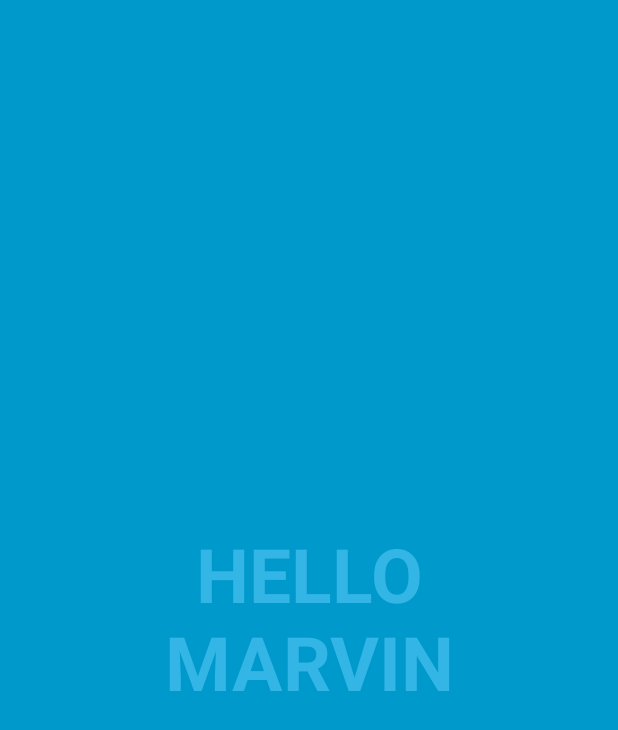
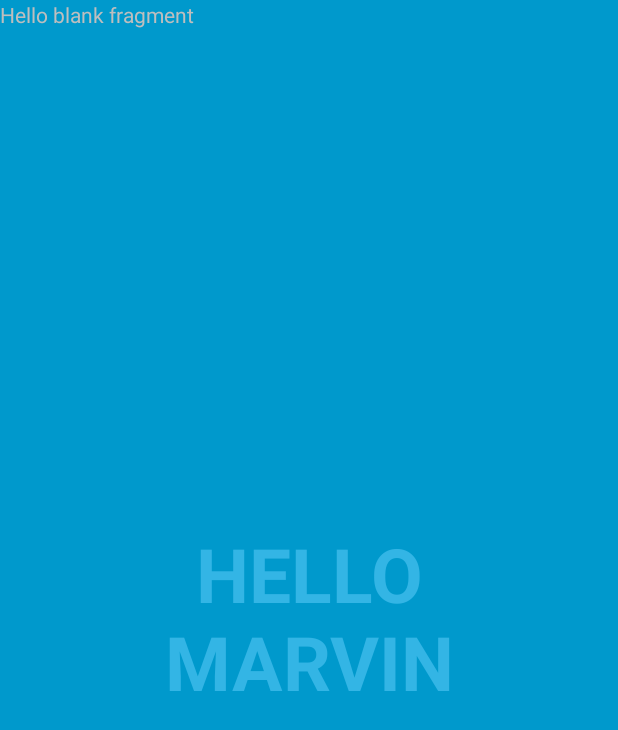
Before and after one commit to jqyu/Marvin, an Android app: the screen it shows after launch (MainActivity), on a phone screen of 412 x 824 dp. Shown: the top 730 px of the screen. Run offline under Robolectric (Android 15) with nearby library versions, the phone set to English and light mode, and no system bars.

Commit message:
hello friends

```diff
--- /dev/null
+++ b/app/src/main/java/whatever/marvin/CameraFragment.java
@@ -0,0 +1,109 @@
+package whatever.marvin;
+
+import android.app.Activity;
+import android.net.Uri;
+import android.os.Bundle;
+import android.app.Fragment;
+import android.view.LayoutInflater;
+import android.view.View;
+import android.view.ViewGroup;
+
+
+/**
+ * A simple {@link Fragment} subclass.
+ * Activities that contain this fragment must implement the
+ * {@link CameraFragment.OnFragmentInteractionListener} interface
+ * to handle interaction events.
+ * Use the {@link CameraFragment#newInstance} factory method to
+ * create an instance of this fragment.
+ */
+public class CameraFragment extends Fragment {
+    // TODO: Rename parameter arguments, choose names that match
+    // the fragment initialization parameters, e.g. ARG_ITEM_NUMBER
+    // private static final String ARG_PARAM1 = "param1";
+    // private static final String ARG_PARAM2 = "param2";
+
+    // TODO: Rename and change types of parameters
+    // private String mParam1;
+    // private String mParam2;
+
+    private OnFragmentInteractionListener mListener;
+
+    /**
+     * Use this factory method to create a new instance of
+     * this fragment using the provided parameters.
+     *
+     * @param param1 Parameter 1.
+     * @param param2 Parameter 2.
+     * @return A new instance of fragment CameraFragment.
+     */
+    // TODO: Rename and change types and number of parameters
+    public static CameraFragment newInstance() {
+        CameraFragment fragment = new CameraFragment();
+        Bundle args = new Bundle();
+        //args.putString(ARG_PARAM1, param1);
+        //args.putString(ARG_PARAM2, param2);
+        fragment.setArguments(args);
+        return fragment;
+    }
+
+    public CameraFragment() {
+        // Required empty public constructor
+    }
+
+    @Override
+    public void onCreate(Bundle savedInstanceState) {
+        super.onCreate(savedInstanceState);
+        if (getArguments() != null) {
+            // mParam1 = getArguments().getString(ARG_PARAM1);
+            // mParam2 = getArguments().getString(ARG_PARAM2);
+        }
+    }
+
+    @Override
+    public View onCreateView(LayoutInflater inflater, ViewGroup container,
+                             Bundle savedInstanceState) {
+        // Inflate the layout for this fragment
+        return inflater.inflate(R.layout.fragment_camera, container, false);
+    }
+
+    // TODO: Rename method, update argument and hook method into UI event
+    public void onButtonPressed(Uri uri) {
+        if (mListener != null) {
+            mListener.onFragmentInteraction(uri);
+        }
+    }
+
+    @Override
+    public void onAttach(Activity activity) {
+        super.onAttach(activity);
+        try {
+            mListener = (OnFragmentInteractionListener) activity;
+        } catch (ClassCastException e) {
+            throw new ClassCastException(activity.toString()
+                    + " must implement OnFragmentInteractionListener");
+        }
+    }
+
+    @Override
+    public void onDetach() {
+        super.onDetach();
+        mListener = null;
+    }
+
+    /**
+     * This interface must be implemented by activities that contain this
+     * fragment to allow an interaction in this fragment to be communicated
+     * to the activity and potentially other fragments contained in that
+     * activity.
+     * <p/>
+     * See the Android Training lesson <a href=
+     * "http://developer.android.com/training/basics/fragments/communicating.html"
+     * >Communicating with Other Fragments</a> for more information.
+     */
+    public interface OnFragmentInteractionListener {
+        // TODO: Update argument type and name
+        public void onFragmentInteraction(Uri uri);
+    }
+
+}
--- a/app/src/main/java/whatever/marvin/MainActivity.java
+++ b/app/src/main/java/whatever/marvin/MainActivity.java
@@ -1,13 +1,14 @@
 package whatever.marvin;
 
+import android.app.Activity;
 import android.content.Context;
-import android.app.Activity;
 import android.os.Bundle;
 import android.os.Vibrator;
+import android.net.Uri;
 import android.view.Window;
 import android.view.WindowManager;
 
-public class MainActivity extends Activity {
+public class MainActivity extends Activity implements CameraFragment.OnFragmentInteractionListener {
 
     Vibrator v;
     long[] vPattern = {0, 1000, 200};
@@ -24,8 +25,18 @@ public class MainActivity extends Activity {
 
         setContentView(R.layout.activity_main);
 
+        if (null == savedInstanceState) {
+            getFragmentManager().beginTransaction()
+                    .replace(R.id.container, CameraFragment.newInstance())
+                    .commit();
+        }
+
         // vibrate !!!
         v = (Vibrator) getSystemService(Context.VIBRATOR_SERVICE);
         v.vibrate(vPattern, 0);
     }
+
+    public void onFragmentInteraction(Uri uri) {
+        // does nothing
+    }
 }
--- a/app/src/main/res/layout/activity_main.xml
+++ b/app/src/main/res/layout/activity_main.xml
@@ -1,10 +1,16 @@
-<FrameLayout xmlns:android="http://schemas.android.com/apk/res/android"
-    xmlns:tools="http://schemas.android.com/tools" android:layout_width="match_parent"
-    android:layout_height="match_parent" android:background="#0099cc" tools:context=".MainActivity">
+<FrameLayout
+    xmlns:android="http://schemas.android.com/apk/res/android"
+    xmlns:tools="http://schemas.android.com/tools"
+    android:id="@+id/container"
+    android:layout_width="match_parent"
+    android:layout_height="match_parent"
+    android:background="#0099cc"
+    tools:context=".MainActivity">
 
     <!-- The primary full-screen view. This can be replaced with whatever view
          is needed to present your content, e.g. VideoView, SurfaceView,
          TextureView, etc. -->
+
     <TextView android:id="@+id/fullscreen_content" android:layout_width="match_parent"
         android:layout_height="match_parent" android:keepScreenOn="true" android:textColor="#33b5e5"
         android:textStyle="bold" android:textSize="50sp" android:gravity="center"
--- /dev/null
+++ b/app/src/main/res/layout/fragment_camera.xml
@@ -0,0 +1,9 @@
+<FrameLayout xmlns:android="http://schemas.android.com/apk/res/android"
+    xmlns:tools="http://schemas.android.com/tools" android:layout_width="match_parent"
+    android:layout_height="match_parent" tools:context="whatever.marvin.CameraFragment">
+
+    <!-- TODO: Update blank fragment layout -->
+    <TextView android:layout_width="match_parent" android:layout_height="match_parent"
+        android:text="@string/hello_blank_fragment" />
+
+</FrameLayout>
--- a/app/src/main/res/values/strings.xml
+++ b/app/src/main/res/values/strings.xml
@@ -2,4 +2,7 @@
     <string name="app_name">Marvin</string>
 
     <string name="dummy_content">HELLO\nMARVIN</string>
+
+<!-- TODO: Remove or change this placeholder text -->
+    <string name="hello_blank_fragment">Hello blank fragment</string>
 </resources>
```
